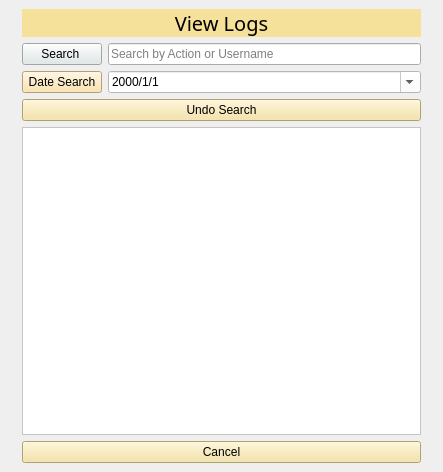
Aenan05/MAXPC, file view_logs.ui: the form before one commit.
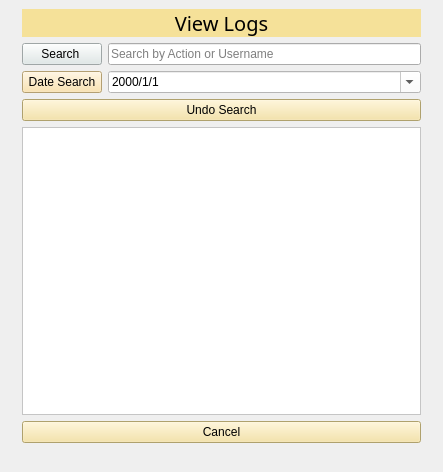
The form after the commit. Icons and pictures are not drawn.

Patch:
```diff
--- a/view_logs.ui
+++ b/view_logs.ui
@@ -155,6 +155,13 @@
       </item>
      </layout>
     </item>
+    <item row="1" column="0">
+     <widget class="QLabel" name="label_4">
+      <property name="text">
+       <string/>
+      </property>
+     </widget>
+    </item>
    </layout>
   </widget>
   <widget class="QMenuBar" name="menubar">
```
